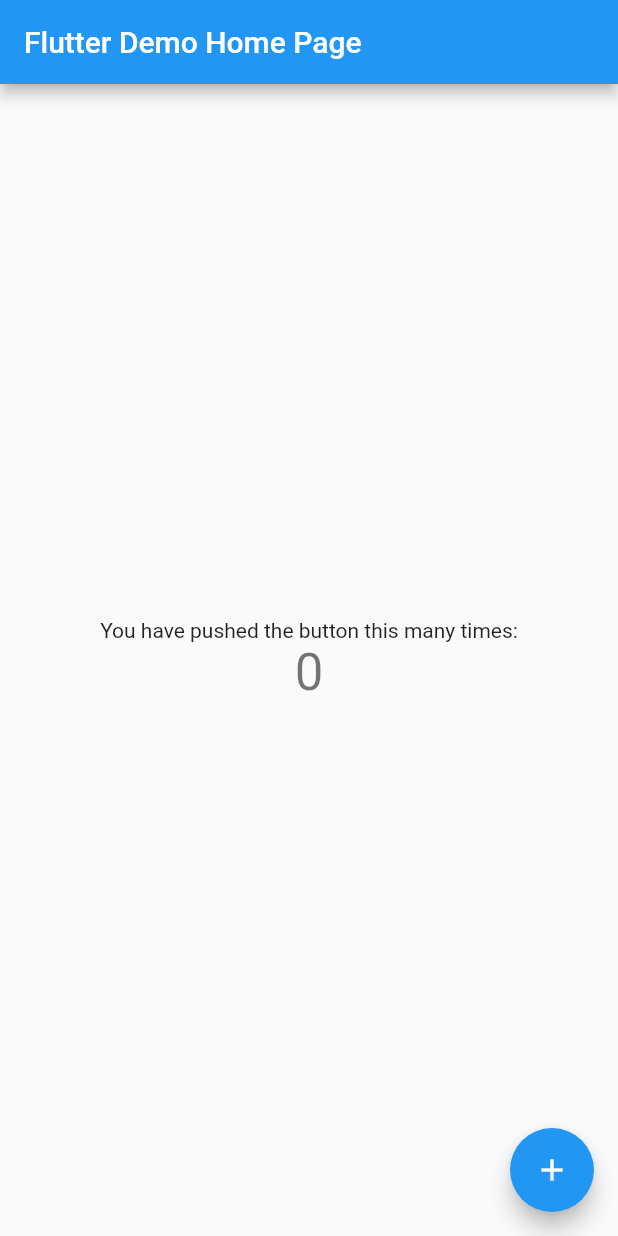
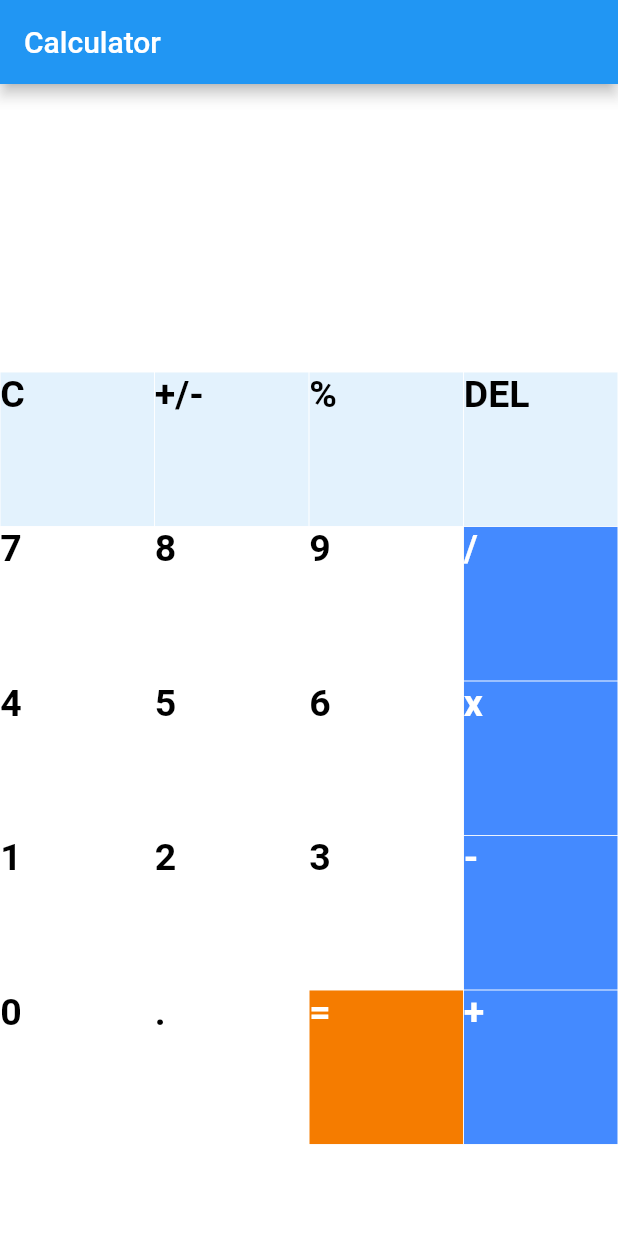
Before and after one commit to rfvg1110923/iphone_calculator, a Flutter app: the screen it shows after launch, on a phone screen of 412 x 824 dp. Run offline on Flutter 3.47's test engine with Material 2 defaults, Android fonts, the light colour scheme and no system bars; our stand-ins replace math_expressions.

Commit message:
初步練習，跟著教學

```diff
--- /dev/null
+++ b/ipone_calculator/lib/buttons.dart
@@ -0,0 +1,33 @@
+import 'package:flutter/material.dart';
+
+class MyButton extends StatelessWidget{
+  final color;
+  final textColor;
+  final String buttonText;
+  final buttontapped;
+
+  MyButton({this.color, this.textColor, required this.buttonText, this.buttontapped});
+
+  @override
+  Widget build(BuildContext context) {
+    return GestureDetector(
+      onTap: buttontapped,
+      child: Padding(
+        padding:  const EdgeInsets.all(0.2),
+        child: ClipRRect(
+          child: Container(
+            color: color,
+            child: Text(
+              buttonText,
+              style: TextStyle(
+                color: textColor,
+                fontSize: 25,
+                fontWeight: FontWeight.bold,
+              ),
+            ),
+          ),
+        ),
+      ),
+    );
+  }
+}
--- a/ipone_calculator/lib/main.dart
+++ b/ipone_calculator/lib/main.dart
@@ -1,115 +1,173 @@
 import 'package:flutter/material.dart';
+import 'package:math_expressions/math_expressions.dart';
+import 'buttons.dart';
 
-void main() {
-  runApp(const MyApp());
+void main(){
+  runApp(MyApp());
 }
 
-class MyApp extends StatelessWidget {
-  const MyApp({Key? key}) : super(key: key);
-
-  // This widget is the root of your application.
+class MyApp extends StatelessWidget{
   @override
   Widget build(BuildContext context) {
     return MaterialApp(
-      title: 'Flutter Demo',
-      theme: ThemeData(
-        // This is the theme of your application.
-        //
-        // Try running your application with "flutter run". You'll see the
-        // application has a blue toolbar. Then, without quitting the app, try
-        // changing the primarySwatch below to Colors.green and then invoke
-        // "hot reload" (press "r" in the console where you ran "flutter run",
-        // or simply save your changes to "hot reload" in a Flutter IDE).
-        // Notice that the counter didn't reset back to zero; the application
-        // is not restarted.
-        primarySwatch: Colors.blue,
-      ),
-      home: const MyHomePage(title: 'Flutter Demo Home Page'),
+      debugShowCheckedModeBanner: false,
+      home: HomePage(),
     );
   }
 }
 
-class MyHomePage extends StatefulWidget {
-  const MyHomePage({Key? key, required this.title}) : super(key: key);
-
-  // This widget is the home page of your application. It is stateful, meaning
-  // that it has a State object (defined below) that contains fields that affect
-  // how it looks.
-
-  // This class is the configuration for the state. It holds the values (in this
-  // case the title) provided by the parent (in this case the App widget) and
-  // used by the build method of the State. Fields in a Widget subclass are
-  // always marked "final".
-
-  final String title;
-
-  @override
-  State<MyHomePage> createState() => _MyHomePageState();
+class HomePage extends StatefulWidget{
+  _HomePageState createState() => _HomePageState();
 }
 
-class _MyHomePageState extends State<MyHomePage> {
-  int _counter = 0;
+class _HomePageState extends State<HomePage>{
+  var userInput = "";
+  var answer = "";
 
-  void _incrementCounter() {
-    setState(() {
-      // This call to setState tells the Flutter framework that something has
-      // changed in this State, which causes it to rerun the build method below
-      // so that the display can reflect the updated values. If we changed
-      // _counter without calling setState(), then the build method would not be
-      // called again, and so nothing would appear to happen.
-      _counter++;
-    });
-  }
+  final List<String> buttons = [
+    "C", "+/-", "%", "DEL",
+    "7", "8", "9", "/",
+    "4", "5", "6", "x",
+    "1", "2", "3", "-",
+    "0", ".", "=", "+",
+  ];
 
   @override
   Widget build(BuildContext context) {
-    // This method is rerun every time setState is called, for instance as done
-    // by the _incrementCounter method above.
-    //
-    // The Flutter framework has been optimized to make rerunning build methods
-    // fast, so that you can just rebuild anything that needs updating rather
-    // than having to individually change instances of widgets.
     return Scaffold(
-      appBar: AppBar(
-        // Here we take the value from the MyHomePage object that was created by
-        // the App.build method, and use it to set our appbar title.
-        title: Text(widget.title),
+      appBar: new AppBar(
+        title:  new Text("Calculator"),
       ),
-      body: Center(
-        // Center is a layout widget. It takes a single child and positions it
-        // in the middle of the parent.
-        child: Column(
-          // Column is also a layout widget. It takes a list of children and
-          // arranges them vertically. By default, it sizes itself to fit its
-          // children horizontally, and tries to be as tall as its parent.
-          //
-          // Invoke "debug painting" (press "p" in the console, choose the
-          // "Toggle Debug Paint" action from the Flutter Inspector in Android
-          // Studio, or the "Toggle Debug Paint" command in Visual Studio Code)
-          // to see the wireframe for each widget.
-          //
-          // Column has various properties to control how it sizes itself and
-          // how it positions its children. Here we use mainAxisAlignment to
-          // center the children vertically; the main axis here is the vertical
-          // axis because Columns are vertical (the cross axis would be
-          // horizontal).
-          mainAxisAlignment: MainAxisAlignment.center,
-          children: <Widget>[
-            const Text(
-              'You have pushed the button this many times:',
+      backgroundColor: Colors.white38,
+      body: Column(
+        children: <Widget>[
+          Expanded(
+              child: Container(
+                child: Column(
+                  mainAxisAlignment:  MainAxisAlignment.spaceEvenly,
+                  children: <Widget>[
+                    Container(
+                      padding: EdgeInsets.all(20),
+                      alignment: Alignment.centerRight,
+                      child: Text(
+                        userInput,
+                        style: TextStyle(fontSize: 18, color: Colors.white),
+                      ),
+                    ),
+                    Container(
+                      padding: EdgeInsets.all(15),
+                      alignment: Alignment.centerRight,
+                      child: Text(
+                        answer,
+                        style: TextStyle(
+                          fontSize: 30,
+                          color: Colors.white,
+                          fontWeight: FontWeight.bold),
+                      ),
+                    )
+                  ]),
+              ),
+          ),
+          Expanded(
+            flex: 3,
+            child: Container(
+              child: GridView.builder(
+                gridDelegate: SliverGridDelegateWithFixedCrossAxisCount(
+                    crossAxisCount: 4),
+                itemCount: buttons.length,
+                itemBuilder: (BuildContext context, int index){
+                  if (index ==0){
+                    return MyButton(
+                      buttontapped: (){
+                        setState((){
+                          userInput = "";
+                          answer = "0";
+                        });
+                      },
+                      buttonText: buttons[index],
+                      color: Colors.blue[50],
+                      textColor: Colors.black,
+                    );
+                  }
+                  else if (index == 1){
+                    return MyButton(
+                      buttonText: buttons[index],
+                      color: Colors.blue[50],
+                      textColor: Colors.black
+                    );
+                  }
+                  else if (index == 2){
+                    return MyButton(
+                        buttonText: buttons[index],
+                        color: Colors.blue[50],
+                        textColor: Colors.black,
+                        buttontapped:(){
+                          setState(() {
+                            userInput += buttons[index];
+                          });
+                        }
+                    );
+                  }
+                  else if (index == 3){
+                    return MyButton(
+                      buttontapped: (){
+                        setState(() {
+                          userInput = userInput.substring(0, userInput.length - 1);
+                        });
+                      },
+                      buttonText: buttons[index],
+                      color: Colors.blue[50],
+                      textColor: Colors.black,
+                    );
+                  }
+                  else if (index == 18){
+                    return MyButton(
+                      buttontapped: (){
+                        setState(() {
+                          equalPressed();
+                        });
+                      },
+                      buttonText: buttons[index],
+                      color: Colors.orange[700],
+                      textColor: Colors.white,
+                    );
+                  }
+                  else{
+                    return MyButton(
+                      buttontapped: (){
+                        setState(() {
+                          userInput += buttons[index];
+                        });
+                      },
+                      buttonText: buttons[index],
+                      color: isOperator(buttons[index])
+                        ? Colors.blueAccent : Colors.white,
+                      textColor: isOperator(buttons[index])
+                        ? Colors.white : Colors.black
+                    );
+                  }
+                }),
             ),
-            Text(
-              '$_counter',
-              style: Theme.of(context).textTheme.headline4,
-            ),
-          ],
-        ),
+          ),
+        ],
       ),
-      floatingActionButton: FloatingActionButton(
-        onPressed: _incrementCounter,
-        tooltip: 'Increment',
-        child: const Icon(Icons.add),
-      ), // This trailing comma makes auto-formatting nicer for build methods.
     );
   }
+  bool isOperator(String x){
+    if (x =="/" || x == "x" || x == "-" || x == "+" || x == "="){
+      return true;
+    }
+    return false;
+  }
+
+  void equalPressed(){
+    String finaluserinput = userInput;
+    finaluserinput = userInput.replaceAll("x", "*");
+
+    Parser p = Parser();
+    Expression exp = p.parse(finaluserinput);
+    ContextModel cm = ContextModel();
+    double eval = exp.evaluate(EvaluationType.REAL, cm);
+    answer = eval.toString();
+  }
 }
--- a/ipone_calculator/pubspec.yaml
+++ b/ipone_calculator/pubspec.yaml
@@ -34,6 +34,7 @@
   # The following adds the Cupertino Icons font to your application.
   # Use with the CupertinoIcons class for iOS style icons.
   cupertino_icons: ^1.0.2
+  math_expressions: ^2.3.0
 
 dev_dependencies:
   flutter_test:
```
Also changed, not shown: ipone_calculator/pubspec.lock, 1 other file.
